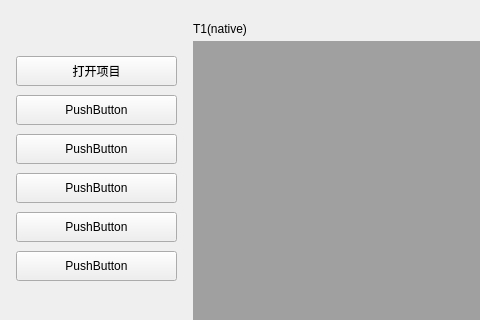
Qt form mainwindow.ui (DLwbm123/OCMIST) before a commit; both pictures show x 0 to 480 and y 0 to 320 of the 1024 by 888 pixel window.
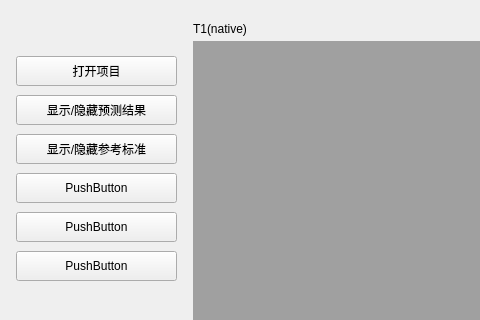
The same form after that commit. Custom widgets are drawn as their Qt base class.

Commit message: :palm_tree: 支持显示/隐藏Ground truth与prediction

What changed in the file:
```diff
--- a/mainwindow.ui
+++ b/mainwindow.ui
@@ -124,7 +124,7 @@
             </size>
            </property>
            <property name="text">
-            <string>PushButton</string>
+            <string>显示/隐藏预测结果</string>
            </property>
           </widget>
          </item>
@@ -137,7 +137,7 @@
             </size>
            </property>
            <property name="text">
-            <string>PushButton</string>
+            <string>显示/隐藏参考标准</string>
            </property>
           </widget>
          </item>
```
Left out of the diff: 28 changed lines with no effect on the pictures. The commit also changes 2 other files.
